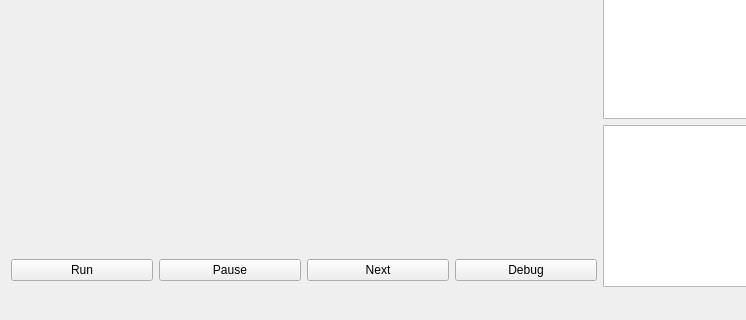
First picture: the form in OK64/mainwindow.ui, repository leuat/OK64, before the edit; both pictures show x 0 to 746 and y 396 to 716 of the 1200 by 716 pixel window.
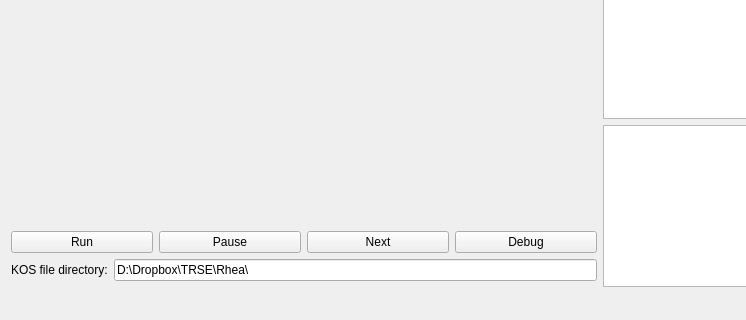
Second picture: the form after the edit.

What changed in the file:
```diff
--- a/OK64/mainwindow.ui
+++ b/OK64/mainwindow.ui
@@ -20,7 +20,7 @@
       <item>
        <layout class="QHBoxLayout" name="hlMain" stretch="1,1">
         <item>
-         <layout class="QVBoxLayout" name="verticalLayout_3" stretch="100,0,1">
+         <layout class="QVBoxLayout" name="verticalLayout_3" stretch="100,0,0,1">
           <item>
            <widget class="QLabel" name="lblOutput">
             <property name="sizePolicy">
@@ -69,6 +69,24 @@
             </item>
            </layout>
           </item>
+          <item>
+           <layout class="QHBoxLayout" name="horizontalLayout_3">
+            <item>
+             <widget class="QLabel" name="label">
+              <property name="text">
+               <string>KOS file directory:</string>
+              </property>
+             </widget>
+            </item>
+            <item>
+             <widget class="QLineEdit" name="leDIr">
+              <property name="text">
+               <string>D:\Dropbox\TRSE\Rhea\</string>
+              </property>
+             </widget>
+            </item>
+           </layout>
+          </item>
           <item>
            <layout class="QHBoxLayout" name="horizontalLayout_4"/>
           </item>
```
Left out of the diff: 2 changed lines with no effect on the pictures.
